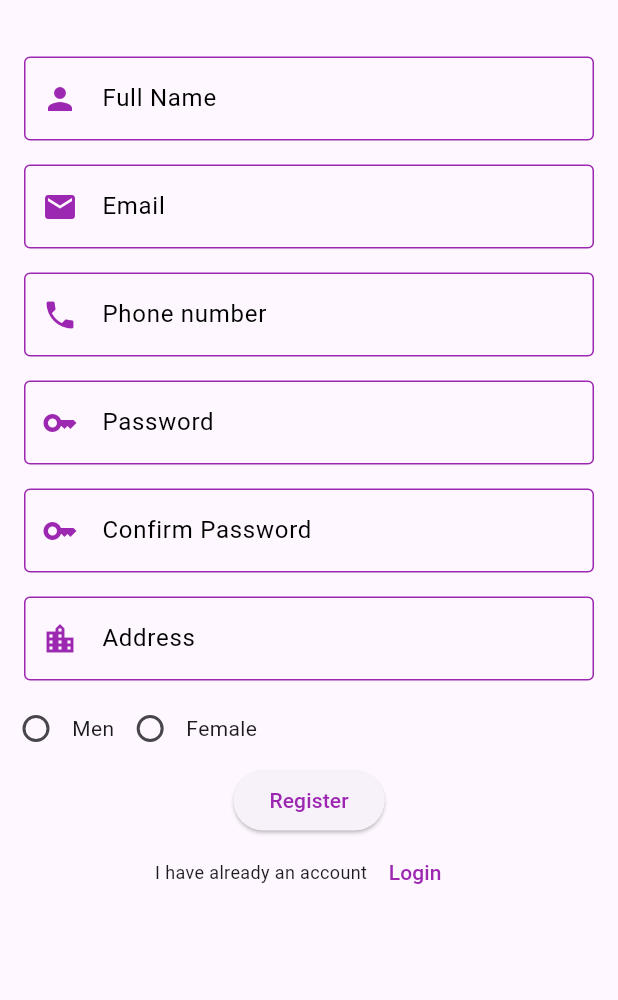
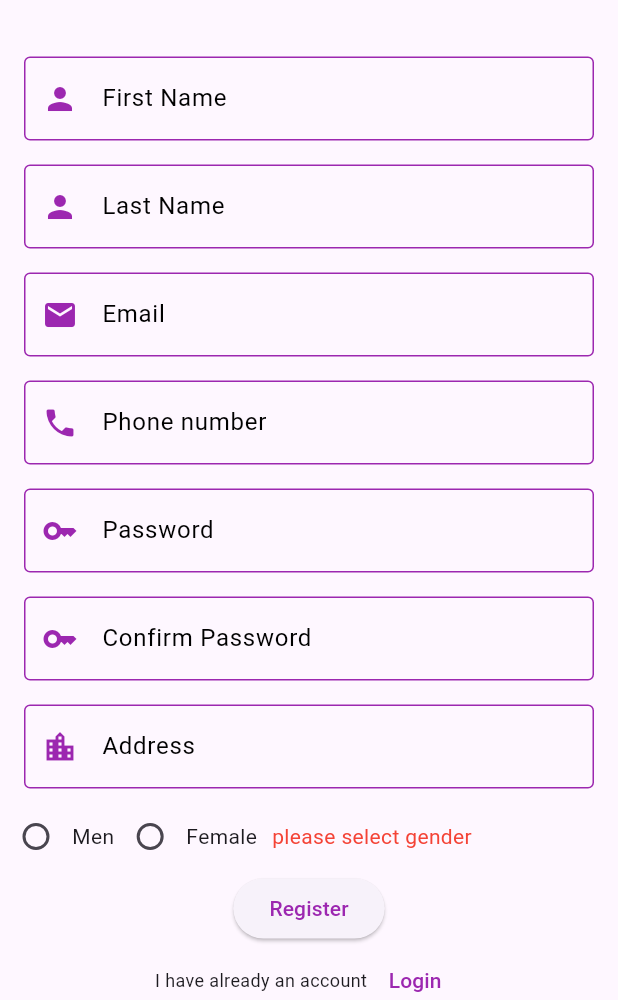
Before and after one commit to Zwawi100/E-commerce-Flutter, a Flutter app: the RegisterPage screen opened by its route, on a phone screen of 412 x 824 dp, the part 236-1236 px from its top. Run offline on Flutter 3.47's test engine with Material 3 defaults, Android fonts, the phone set to English and light mode, and no system bars.

Commit message:
complete register page validation

```diff
--- /dev/null
+++ b/devtools_options.yaml
@@ -0,0 +1,3 @@
+description: This file stores settings for Dart & Flutter DevTools.
+documentation: https://docs.flutter.dev/tools/devtools/extensions#configure-extension-enablement-states
+extensions:
--- a/lib/Core/Cutom_Widget/Custom_ElevatedButton.dart
+++ b/lib/Core/Cutom_Widget/Custom_ElevatedButton.dart
@@ -4,17 +4,15 @@ import '../../constant.dart';
 
 class CustomElevatedButton extends StatelessWidget {
   const CustomElevatedButton({
-    super.key, required this.text, required this.navigateTo,
+    super.key, required this.text, required this.onpressed,
   });
   final String text;
-  final String navigateTo;
+  final VoidCallback onpressed;
 
   @override
   Widget build(BuildContext context) {
     return ElevatedButton(
-        onPressed: () {
-          Navigator.pushReplacementNamed(context, navigateTo);
-        },
+        onPressed:onpressed ,
         child: Text(
           text,
           style: TextStyle(color: kPrimaryColor),
--- a/lib/Features/Login/View/Widgets/Login_View_Body.dart
+++ b/lib/Features/Login/View/Widgets/Login_View_Body.dart
@@ -5,7 +5,7 @@ import 'package:flutter/material.dart';
 import '../../../../../Core/Cutom_Widget/Custom_ElevatedButton.dart';
 import '../../../../../Core/Cutom_Widget/Navigate_Text_Button.dart';
 import '../../../Home/View/Home_Screen.dart';
-import '../../../Register/View/Register_Page.dart';
+import '../../../Register/View/register_screen.dart';
 
 // ignore: must_be_immutable
 class LoginViewBody extends StatelessWidget {
@@ -41,7 +41,7 @@ class LoginViewBody extends StatelessWidget {
           ),
           CustomElevatedButton(
             text: 'Login',
-            navigateTo: HomeScreen.routeName,
+            onpressed: () {  },
           ),
           Spacer(
             flex: 1,
--- /dev/null
+++ b/lib/Features/Register/Model/register_response_model.dart
@@ -0,0 +1,15 @@
+import 'package:finalproject/Features/Register/Model/user_model.dart';
+
+class RegisterResponseModel {
+  final bool state;
+  final String message;
+  final dynamic data;
+  RegisterResponseModel(
+      {required this.state, required this.message, required this.data});
+  factory RegisterResponseModel.fromJson(Map<String, dynamic> json) {
+    return RegisterResponseModel(
+        state: json["state"],
+        message: json['message'],
+        data: json['state'] ? UserData.fromJson(json["data"]) : json["data"]);
+  }
+}
--- a/lib/Features/Register/View/Widgets/Register_Page_Body.dart
+++ b/lib/Features/Register/View/Widgets/Register_Page_Body.dart
@@ -2,21 +2,61 @@ import 'package:finalproject/Core/Cutom_Widget/Custom_ElevatedButton.dart';
 import 'package:finalproject/Core/Cutom_Widget/Custom_textField.dart';
 import 'package:finalproject/Core/Cutom_Widget/Navigate_Text_Button.dart';
 import 'package:finalproject/Core/Cutom_Widget/Primary_Text.dart';
+import 'package:finalproject/Features/Register/View_Model/register_view_model.dart';
 import 'package:finalproject/constant.dart';
 import 'package:flutter/material.dart';
-
+import 'package:provider/provider.dart';
 import '../../../Login/View/Login_Screen.dart';
 import 'Selected_Gender.dart';
 
 // ignore: must_be_immutable
 class RegisterPageBody extends StatelessWidget {
-  RegisterPageBody({super.key});
-
-  late TextEditingController _controller1 = TextEditingController();
-
+  const RegisterPageBody({super.key});
   @override
   Widget build(BuildContext context) {
-    return  Container(
+    final vm = Provider.of<RegisterViewModel>(context);
+
+    cPassValiadation(value) {
+      if (value == null || value.trim().isEmpty) {
+        return "please confirm password";
+      } else if (value != vm.password.text) {
+        return "wrong confirmed password";
+      }
+      return null;
+    }
+
+    passValidation(value) {
+      if (value == null || value.trim().isEmpty || value.trim().length <= 6) {
+        return "password should be more than 6 characters";
+      }
+      return null;
+    }
+
+    emptyValidation(value) {
+      if (value == null || value.trim().isEmpty) {
+        return "this field is empty";
+      }
+      return null;
+    }
+
+    emailValidation(value) {
+      if (value == null || value.trim().isEmpty) {
+        return "please fill email field";
+      } else if (!value.endsWith("@gmail.com")) {
+        return "email should end with @gmail.com";
+      } else {
+        return null;
+      }
+    }
+
+    phoneValidation(value) {
+      if (value == null || value.isEmpty || !value.startsWith('01')) {
+        return 'Enter a valid phone number';
+      }
+      return null;
+    }
+
+    return Container(
       child: ListView(
         children: [
           SizedBox(
@@ -31,44 +71,75 @@ class RegisterPageBody extends StatelessWidget {
           SizedBox(
             height: 30,
           ),
+          Form(
+              key: vm.formKey,
+              child: Column(
+                children: [
                   CustomTextField(
-            controller: _controller1,
-            text: "Full Name",
+                    controller: vm.firstName,
+                    validation: emptyValidation,
+                    text: "First Name",
                     icon: Icons.person,
                     iconcolor: kPrimaryColor,
                   ),
                   CustomTextField(
-            controller: _controller1,
+                    controller: vm.lastName,
+                    validation: emptyValidation,
+                    text: "Last Name",
+                    icon: Icons.person,
+                    iconcolor: kPrimaryColor,
+                  ),
+                  CustomTextField(
+                    controller: vm.email,
+                    validation: emailValidation,
                     text: "Email",
                     icon: Icons.email,
                     iconcolor: kPrimaryColor,
                   ),
                   CustomTextField(
-            controller: _controller1,
+                    type: TextInputType.phone,
+                    controller: vm.phone,
+                    validation: phoneValidation,
                     text: "Phone number",
                     icon: Icons.phone,
                     iconcolor: kPrimaryColor,
                   ),
                   CustomTextField(
-            controller: _controller1,
+                    obscureText: true,
+                    controller: vm.password,
+                    validation: passValidation,
                     text: "Password",
                     icon: Icons.key,
                     iconcolor: kPrimaryColor,
                   ),
                   CustomTextField(
-            controller: _controller1,
+                    obscureText: true,
+                    controller: vm.confirmPassword,
+                    validation: cPassValiadation,
                     text: "Confirm Password",
                     icon: Icons.key,
                     iconcolor: kPrimaryColor,
                   ),
                   CustomTextField(
-            controller: _controller1,
+                    type: TextInputType.multiline,
+                    controller: vm.address,
+                    validation: emptyValidation,
                     text: "Address",
                     icon: Icons.location_city,
                     iconcolor: kPrimaryColor,
                   ),
+                ],
+              )),
           SelectGender(),
-          Center(child: CustomElevatedButton(text: "Register", navigateTo: LoginScreen.routeName,)),
+          vm.isLoading
+              ? Center(
+                  child: CircularProgressIndicator(),
+                )
+              : Center(
+                  child: CustomElevatedButton(
+                  text: "Register",
+                  onpressed: () => vm.register(context),
+                )),
           NavigateBetweenLoginAndRegisterButton(
             text: "I have already an account",
             buttonText: "Login",
--- a/lib/Features/Register/View/Widgets/Selected_Gender.dart
+++ b/lib/Features/Register/View/Widgets/Selected_Gender.dart
@@ -11,7 +11,9 @@ class _SelectGenderState extends State<SelectGender> {
   String? _selectedGender;
   @override
   Widget build(BuildContext context) {
-    return Row(
+    return Column(
+      children: [
+        Row(
           children: [
             Radio(
                 value: "Men",
@@ -30,7 +32,15 @@ class _SelectGenderState extends State<SelectGender> {
                     _selectedGender = value;
                   });
                 }),
-            Text("Female")
+                Text("Female"),
+
+                (_selectedGender == null) ? Padding(
+                  padding: const EdgeInsets.only(left: 10.0),
+                  child: Text("please select gender" , style: TextStyle(color: Colors.red),),
+                ):SizedBox()
+
+          ],
+        ),
       ],
     );
   }
--- /dev/null
+++ b/lib/Features/Register/View_Model/register_view_model.dart
@@ -0,0 +1,60 @@
+import 'dart:convert';
+
+import 'package:finalproject/Features/Login/View/Login_Screen.dart';
+import 'package:finalproject/Features/Register/Model/register_response_model.dart';
+import 'package:flutter/material.dart';
+import 'package:http/http.dart' as http;
+
+class RegisterViewModel extends ChangeNotifier {
+  final formKey = GlobalKey<FormState>();
+  final firstName = TextEditingController();
+  final lastName = TextEditingController();
+  final email = TextEditingController();
+  final phone = TextEditingController();
+  final address = TextEditingController();
+  final password = TextEditingController();
+  final confirmPassword = TextEditingController();
+
+  bool isLoading = false;
+  String? error;
+
+  Future<void> register(BuildContext context) async {
+    if (!formKey.currentState!.validate()) {
+      return;
+    }
+    isLoading = true;
+    error = null;
+    notifyListeners();
+
+    final uri = Uri.parse("https://ib.jamalmoallart.com/api/v2/register");
+    try {
+      final response = await http.post(uri,
+          headers: {"Content-Type": "application/json"},
+          body: jsonEncode({
+            'first_name': firstName.text,
+            'last_name': lastName.text,
+            'phone': phone.text,
+            'address': address.text,
+            'email': email.text,
+            'password': password.text,
+          }));
+      final decoded = await jsonDecode(response.body);
+      final registerResponse = RegisterResponseModel.fromJson(decoded);
+
+      if (registerResponse.state) {
+        ScaffoldMessenger.of(context).showSnackBar(SnackBar(
+            content: Text(
+                "Successful register ${firstName.text}")));
+        Navigator.pushReplacementNamed(context, LoginScreen.routeName);
+      } else {
+        ScaffoldMessenger.of(context)
+            .showSnackBar(SnackBar(content: Text(registerResponse.data)));
+      }
+    } catch (e) {
+      ScaffoldMessenger.of(context)
+          .showSnackBar(SnackBar(content: Text(e.toString())));
+    }
+    isLoading = false;
+    notifyListeners();
+  }
+}
--- a/pubspec.yaml
+++ b/pubspec.yaml
@@ -34,6 +34,8 @@ dependencies:
   # The following adds the Cupertino Icons font to your application.
   # Use with the CupertinoIcons class for iOS style icons.
   cupertino_icons: ^1.0.8
+  provider: ^6.1.5
+  http: ^1.4.0
 
 dev_dependencies:
   flutter_test:
```
Also changed, not shown: lib/Features/Register/Model/user_model.dart (added, +23 -0 lines), lib/main.dart (+8 -2 lines), lib/Features/Register/View/register_screen.dart (renamed from lib/Features/Register/View/Register_Page.dart), pubspec.lock. Lines whose indentation alone changed are shown as unchanged.
